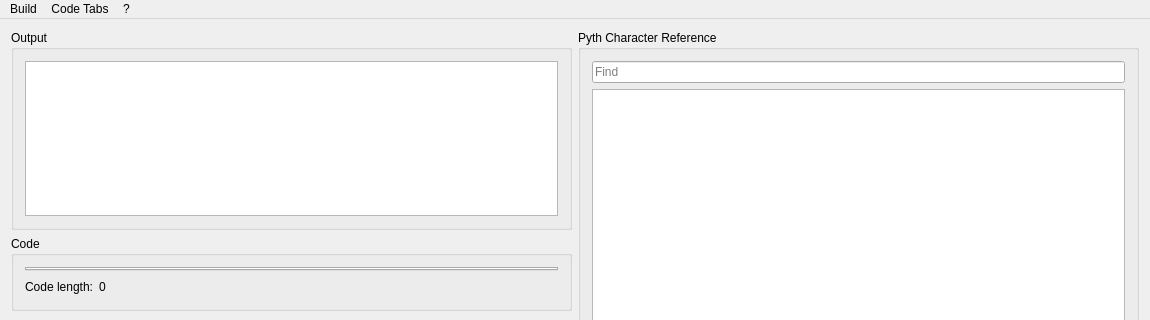
Qt form mainwindow.ui (jakobkogler/PythIDE) before a commit; both pictures show x 0 to 1150 and y 0 to 320 of the 1150 by 632 pixel window.
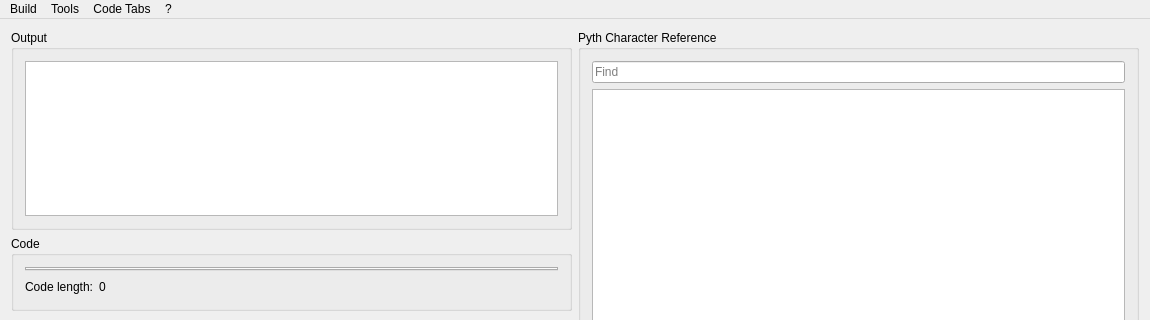
The same form after that commit.

Commit message: Tools (Open in browser, Export code with predefined template)

```diff
--- a/mainwindow.ui
+++ b/mainwindow.ui
@@ -261,7 +261,16 @@
     <addaction name="action_run"/>
     <addaction name="action_debug"/>
    </widget>
+   <widget class="QMenu" name="menuExport">
+    <property name="title">
+     <string>Tools</string>
+    </property>
+    <addaction name="action_heroku"/>
+    <addaction name="action_to_clipboard"/>
+    <addaction name="action_define_template"/>
+   </widget>
    <addaction name="menuRun"/>
+   <addaction name="menuExport"/>
    <addaction name="menuCode_Tabs"/>
    <addaction name="menu"/>
   </widget>
```
Left out of the diff: 15 changed lines with no effect on the pictures. The commit also changes 4 other files.
